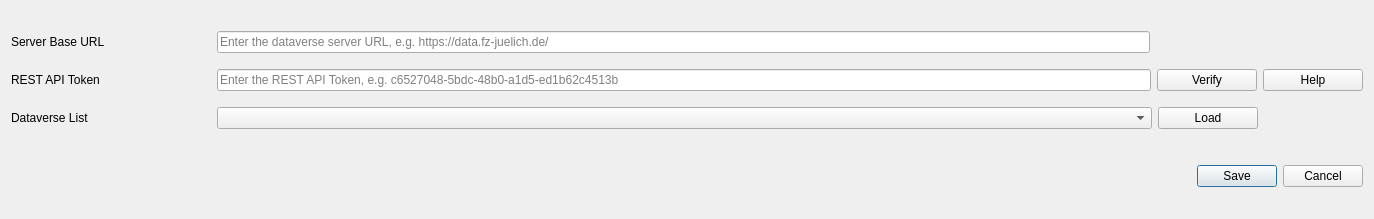
Above: pasta_eln/GUI/dataverse_ui/dataverse_config_dialog_base.ui from PASTA-ELN/pasta-eln before the change. Below: the same form after it.
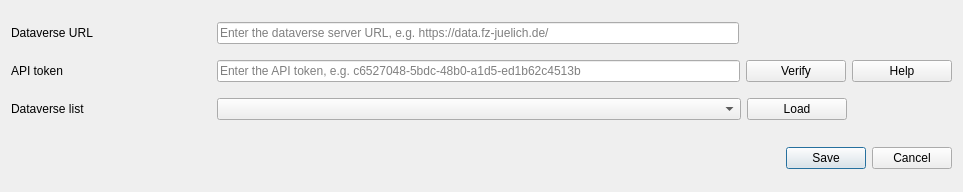
That is the form after the change.

Diff of the .ui file:
```diff
--- a/pasta_eln/GUI/dataverse_ui/dataverse_config_dialog_base.ui
+++ b/pasta_eln/GUI/dataverse_ui/dataverse_config_dialog_base.ui
@@ -6,8 +6,8 @@
    <rect>
     <x>0</x>
     <y>0</y>
-    <width>1374</width>
-    <height>219</height>
+    <width>963</width>
+    <height>192</height>
    </rect>
   </property>
   <property name="windowTitle">
@@ -37,7 +37,7 @@
           </size>
          </property>
          <property name="text">
-          <string>Server Base URL</string>
+          <string>Dataverse URL</string>
          </property>
         </widget>
        </item>
@@ -96,14 +96,14 @@
           </size>
          </property>
          <property name="text">
-          <string>REST API Token</string>
+          <string>API token</string>
          </property>
         </widget>
        </item>
        <item>
         <widget class="QLineEdit" name="apiTokenLineEdit">
          <property name="placeholderText">
-          <string>Enter the REST API Token, e.g. c6527048-5bdc-48b0-a1d5-ed1b62c4513b</string>
+          <string>Enter the API token, e.g. c6527048-5bdc-48b0-a1d5-ed1b62c4513b</string>
          </property>
          <property name="clearButtonEnabled">
           <bool>true</bool>
@@ -171,7 +171,7 @@
           </size>
          </property>
          <property name="text">
-          <string>Dataverse List</string>
+          <string>Dataverse list</string>
          </property>
         </widget>
        </item>
```
Left out of the diff: 2 changed lines with no effect on the pictures.
